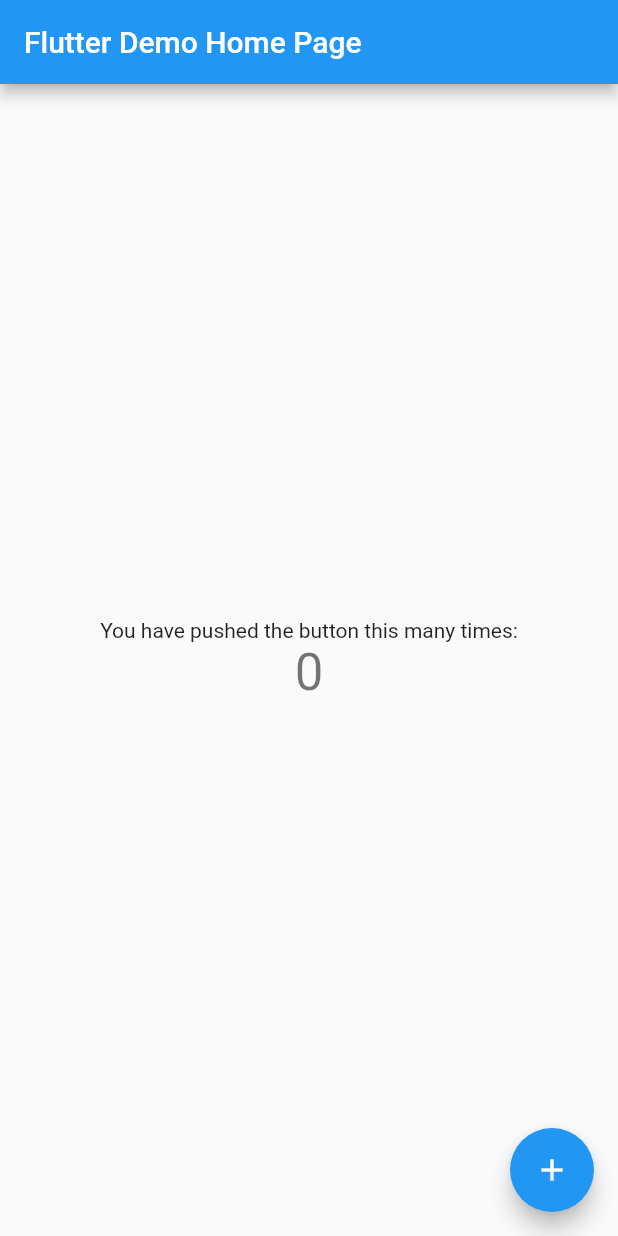
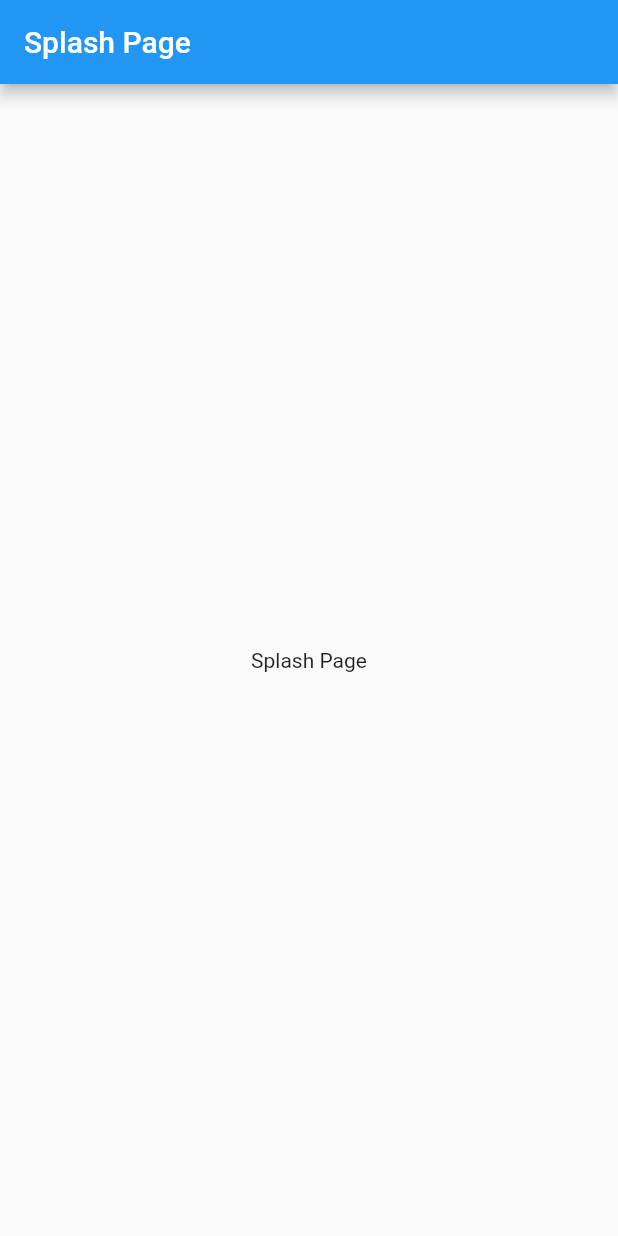
Before and after one commit to afgprogrammer/Flutter-ecommerce-app-with-getx, a Flutter app: the screen it shows after launch, on a phone screen of 412 x 824 dp. Run offline on Flutter 3.47's test engine with Material 2 defaults, Android fonts, the phone set to English and light mode, and no system bars; our stand-ins replace get.

Commit message:
Setup GetX

```diff
--- a/analysis_options.yaml
+++ b/analysis_options.yaml
@@ -7,7 +7,7 @@
 
 # The following line activates a set of recommended lints for Flutter apps,
 # packages, and plugins designed to encourage good coding practices.
-include: package:flutter_lints/flutter.yaml
+# include: package:flutter_lints/flutter.yaml
 
 linter:
   # The lint rules applied to this project can be customized in the
--- /dev/null
+++ b/lib/AppBinding.dart
@@ -0,0 +1,9 @@
+import 'package:day59/services/networking/BaseProvider.dart';
+import 'package:get/instance_manager.dart';
+
+class AppBinding extends Bindings {
+  @override
+  void dependencies() {
+    Get.put(BaseProvider(), permanent: true);
+  }
+}
--- a/lib/main.dart
+++ b/lib/main.dart
@@ -1,115 +1,29 @@
+import 'package:get/get.dart';
 import 'package:flutter/material.dart';
+import 'package:day59/AppBinding.dart';
+import 'package:day59/routes/routes.dart';
 
 void main() {
-  runApp(const MyApp());
+  runApp(App());
 }
+class App extends StatelessWidget {
 
-class MyApp extends StatelessWidget {
-  const MyApp({Key? key}) : super(key: key);
-
-  // This widget is the root of your application.
   @override
   Widget build(BuildContext context) {
-    return MaterialApp(
+    return GetMaterialApp(
+      debugShowCheckedModeBanner: false,
       title: 'Flutter Demo',
       theme: ThemeData(
-        // This is the theme of your application.
-        //
-        // Try running your application with "flutter run". You'll see the
-        // application has a blue toolbar. Then, without quitting the app, try
-        // changing the primarySwatch below to Colors.green and then invoke
-        // "hot reload" (press "r" in the console where you ran "flutter run",
-        // or simply save your changes to "hot reload" in a Flutter IDE).
-        // Notice that the counter didn't reset back to zero; the application
-        // is not restarted.
         primarySwatch: Colors.blue,
+        visualDensity: VisualDensity.adaptivePlatformDensity,
       ),
-      home: const MyHomePage(title: 'Flutter Demo Home Page'),
+      darkTheme: ThemeData(
+        primarySwatch: Colors.yellow,
+        visualDensity: VisualDensity.adaptivePlatformDensity,
+      ),
+      getPages: Routes.routes,
+      initialRoute: Routes.INITIAL,
+      initialBinding: AppBinding(),
     );
   }
 }
-
-class MyHomePage extends StatefulWidget {
-  const MyHomePage({Key? key, required this.title}) : super(key: key);
-
-  // This widget is the home page of your application. It is stateful, meaning
-  // that it has a State object (defined below) that contains fields that affect
-  // how it looks.
-
-  // This class is the configuration for the state. It holds the values (in this
-  // case the title) provided by the parent (in this case the App widget) and
-  // used by the build method of the State. Fields in a Widget subclass are
-  // always marked "final".
-
-  final String title;
-
-  @override
-  State<MyHomePage> createState() => _MyHomePageState();
-}
-
-class _MyHomePageState extends State<MyHomePage> {
-  int _counter = 0;
-
-  void _incrementCounter() {
-    setState(() {
-      // This call to setState tells the Flutter framework that something has
-      // changed in this State, which causes it to rerun the build method below
-      // so that the display can reflect the updated values. If we changed
-      // _counter without calling setState(), then the build method would not be
-      // called again, and so nothing would appear to happen.
-      _counter++;
-    });
-  }
-
-  @override
-  Widget build(BuildContext context) {
-    // This method is rerun every time setState is called, for instance as done
-    // by the _incrementCounter method above.
-    //
-    // The Flutter framework has been optimized to make rerunning build methods
-    // fast, so that you can just rebuild anything that needs updating rather
-    // than having to individually change instances of widgets.
-    return Scaffold(
-      appBar: AppBar(
-        // Here we take the value from the MyHomePage object that was created by
-        // the App.build method, and use it to set our appbar title.
-        title: Text(widget.title),
-      ),
-      body: Center(
-        // Center is a layout widget. It takes a single child and positions it
-        // in the middle of the parent.
-        child: Column(
-          // Column is also a layout widget. It takes a list of children and
-          // arranges them vertically. By default, it sizes itself to fit its
-          // children horizontally, and tries to be as tall as its parent.
-          //
-          // Invoke "debug painting" (press "p" in the console, choose the
-          // "Toggle Debug Paint" action from the Flutter Inspector in Android
-          // Studio, or the "Toggle Debug Paint" command in Visual Studio Code)
-          // to see the wireframe for each widget.
-          //
-          // Column has various properties to control how it sizes itself and
-          // how it positions its children. Here we use mainAxisAlignment to
-          // center the children vertically; the main axis here is the vertical
-          // axis because Columns are vertical (the cross axis would be
-          // horizontal).
-          mainAxisAlignment: MainAxisAlignment.center,
-          children: <Widget>[
-            const Text(
-              'You have pushed the button this many times:',
-            ),
-            Text(
-              '$_counter',
-              style: Theme.of(context).textTheme.headline4,
-            ),
-          ],
-        ),
-      ),
-      floatingActionButton: FloatingActionButton(
-        onPressed: _incrementCounter,
-        tooltip: 'Increment',
-        child: const Icon(Icons.add),
-      ), // This trailing comma makes auto-formatting nicer for build methods.
-    );
-  }
-}
--- /dev/null
+++ b/lib/routes/routes.dart
@@ -0,0 +1,23 @@
+import 'package:day59/views/authentication/LoginPage.dart';
+import 'package:day59/views/authentication/SplashPage.dart';
+import 'package:day59/views/home/HomePage.dart';
+import 'package:get/route_manager.dart';
+
+class Routes {
+  static const INITIAL = '/splash';
+
+  static final routes = [
+    GetPage(
+      name: '/splash',
+      page: () => SplashPage(),
+    ),
+    GetPage(
+      name: '/login',
+      page: () => LoginPage(),
+    ),
+    GetPage(
+      name: '/home',
+      page: () => HomePage(),
+    )
+  ];
+}
--- /dev/null
+++ b/lib/services/networking/ApiConstants.dart
@@ -0,0 +1,3 @@
+class ApiConstants {
+  static const baseUrl = "https://api.github.com";
+}
--- /dev/null
+++ b/lib/views/authentication/LoginPage.dart
@@ -0,0 +1,17 @@
+import 'package:flutter/material.dart';
+
+class LoginPage extends StatelessWidget {
+  const LoginPage({ Key? key }) : super(key: key);
+
+  @override
+  Widget build(BuildContext context) {
+    return Scaffold(
+      appBar: AppBar(
+        title: const Text('Login Page'),
+      ),
+      body: Center(
+        child: const Text('Login Page'),
+      ),
+    );
+  }
+}
--- /dev/null
+++ b/lib/views/authentication/SplashPage.dart
@@ -0,0 +1,17 @@
+import 'package:flutter/material.dart';
+
+class SplashPage extends StatelessWidget {
+  const SplashPage({ Key? key }) : super(key: key);
+
+  @override
+  Widget build(BuildContext context) {
+    return Scaffold(
+      appBar: AppBar(
+        title: const Text('Splash Page'),
+      ),
+      body: Center(
+        child: const Text('Splash Page'),
+      ),
+    );
+  }
+}
```
Also changed, not shown: lib/services/networking/BaseProvider.dart (added, +15 -0 lines), lib/services/networking/interceptors/RequestInterceptor.dart (added, +13 -0 lines), lib/services/networking/interceptors/ResponseInterceptor.dart (added, +41 -0 lines), lib/shared/widgets/CommonWidgets.dart (added, +25 -0 lines), lib/views/home/HomePage.dart (added, +17 -0 lines), 3 other files.
